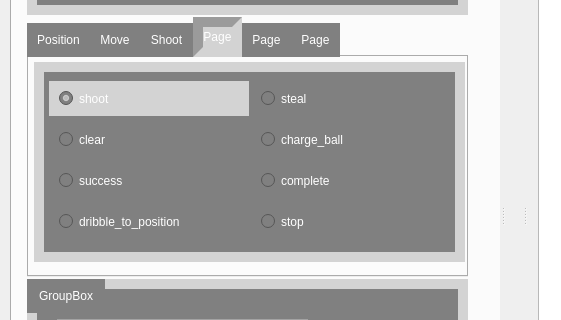
Before: the Qt Designer form Botnia/Botnia_2012/user_interface/strategy.ui in barry963/Robot_project, drawn with Qt 5; both pictures show x 0 to 561 and y 208 to 528 of the 1148 by 849 pixel window.
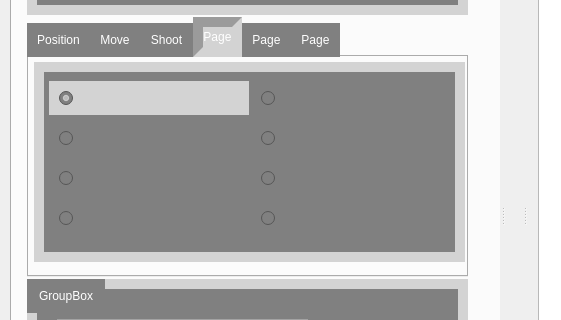
After: the same form once the commit is applied. The open tabs and pages were chosen to show the change. Custom widgets are drawn as their Qt base class.

```diff
--- a/Botnia/Botnia_2012/user_interface/strategy.ui
+++ b/Botnia/Botnia_2012/user_interface/strategy.ui
@@ -1301,7 +1301,7 @@
                  <item row="0" column="0">
                   <widget class="QRadioButton" name="shoot_button">
                    <property name="text">
-                    <string>shoot</string>
+                    <string/>
                    </property>
                    <property name="checked">
                     <bool>true</bool>
@@ -1311,49 +1311,49 @@
                  <item row="3" column="0">
                   <widget class="QRadioButton" name="clear_button">
                    <property name="text">
-                    <string>clear</string>
+                    <string/>
                    </property>
                   </widget>
                  </item>
                  <item row="0" column="1">
                   <widget class="QRadioButton" name="steal_button">
                    <property name="text">
-                    <string>steal</string>
+                    <string/>
                    </property>
                   </widget>
                  </item>
                  <item row="4" column="0">
                   <widget class="QRadioButton" name="success_button">
                    <property name="text">
-                    <string>success</string>
-                   </property>
-                  </widget>
-                 </item>
-                 <item row="3" column="1">
-                  <widget class="QRadioButton" name="charge_ball_button">
-                   <property name="text">
-                    <string>charge_ball</string>
+                    <string/>
                    </property>
                   </widget>
                  </item>
                  <item row="4" column="1">
                   <widget class="QRadioButton" name="complete_button">
                    <property name="text">
-                    <string>complete</string>
+                    <string/>
                    </property>
                   </widget>
                  </item>
                  <item row="5" column="0">
                   <widget class="QRadioButton" name="dribble_to_position_button">
                    <property name="text">
-                    <string>dribble_to_position</string>
+                    <string/>
                    </property>
                   </widget>
                  </item>
                  <item row="5" column="1">
                   <widget class="QRadioButton" name="stop_button_2">
                    <property name="text">
-                    <string>stop</string>
+                    <string/>
+                   </property>
+                  </widget>
+                 </item>
+                 <item row="3" column="1">
+                  <widget class="QRadioButton" name="charge_ball_button">
+                   <property name="text">
+                    <string/>
                    </property>
                   </widget>
                  </item>
```
Left out of the diff: 32 changed lines with no effect on the pictures.
